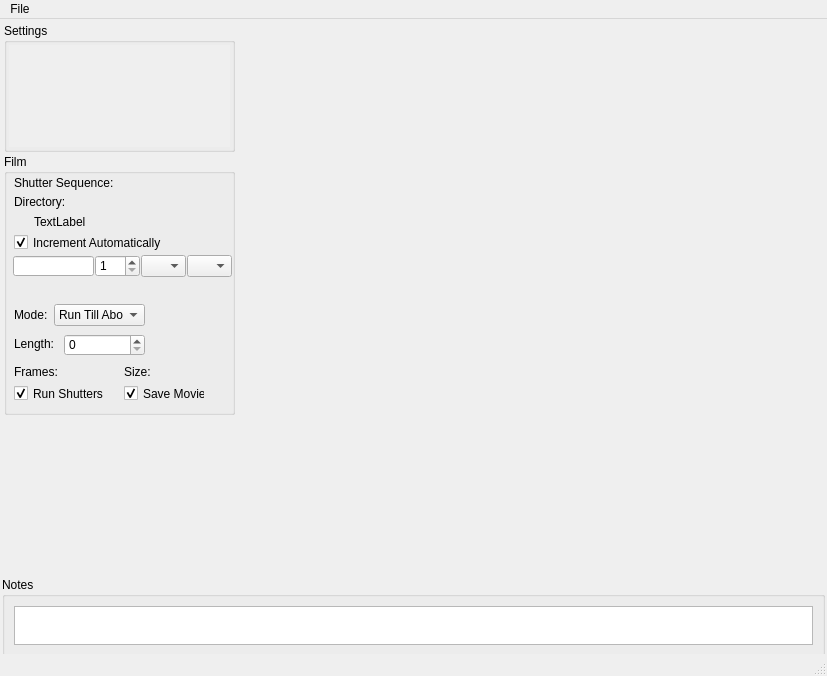
Above: hal4000/qtdesigner/hal4000.ui from ZhuangLab/storm-control before the change. Below: the same form after it.
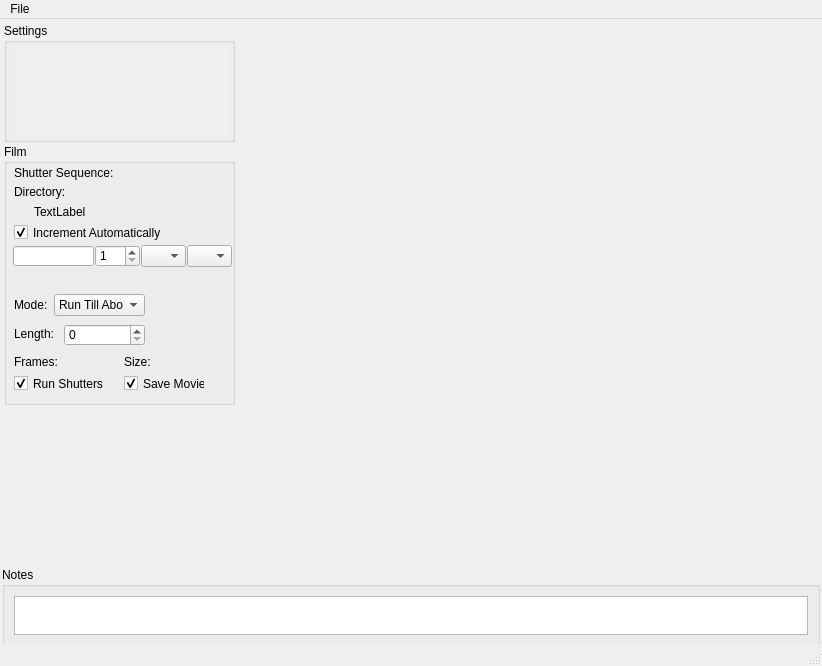
That is the form after the change. Icons and pictures are not drawn.

Commit message: Fix bug in IdleActive caused by a class variable having the same name as a class method. Change camera-display.ui so that encompassing frame is the right size & that the cameraScrollArea is 512 x 512. Change hal4000.ui so that cameraFrame is the right size for camera-display.ui. Remove cameraFrameWidget.

```diff
--- a/hal4000/qtdesigner/hal4000.ui
+++ b/hal4000/qtdesigner/hal4000.ui
@@ -6,8 +6,8 @@
    <rect>
     <x>0</x>
     <y>0</y>
-    <width>827</width>
-    <height>676</height>
+    <width>822</width>
+    <height>661</height>
    </rect>
   </property>
   <property name="sizePolicy">
@@ -152,8 +152,8 @@
                  <rect>
                   <x>0</x>
                   <y>0</y>
-                  <width>225</width>
-                  <height>110</height>
+                  <width>223</width>
+                  <height>98</height>
                  </rect>
                 </property>
                </widget>
@@ -501,33 +501,6 @@
         </widget>
        </item>
        <item>
-        <widget class="QWidget" name="cameraFrameWidget" native="true">
-         <property name="sizePolicy">
-          <sizepolicy hsizetype="Preferred" vsizetype="Preferred">
-           <horstretch>0</horstretch>
-           <verstretch>0</verstretch>
-          </sizepolicy>
-         </property>
-         <property name="minimumSize">
-          <size>
-           <width>580</width>
-           <height>549</height>
-          </size>
-         </property>
-         <property name="maximumSize">
-          <size>
-           <width>10000</width>
-           <height>10000</height>
-          </size>
-         </property>
-         <layout class="QVBoxLayout" name="verticalLayout_3">
-          <property name="spacing">
-           <number>0</number>
-          </property>
-          <property name="margin">
-           <number>0</number>
-          </property>
-          <item>
            <widget class="QFrame" name="cameraFrame">
             <property name="sizePolicy">
              <sizepolicy hsizetype="Preferred" vsizetype="Preferred">
@@ -537,8 +510,8 @@
             </property>
             <property name="minimumSize">
              <size>
-              <width>586</width>
-              <height>545</height>
+           <width>581</width>
+           <height>539</height>
              </size>
             </property>
             <property name="maximumSize">
@@ -558,9 +531,6 @@
          </layout>
         </widget>
        </item>
-      </layout>
-     </widget>
-    </item>
     <item>
      <widget class="QWidget" name="notesRecordWidget" native="true">
       <property name="minimumSize">
@@ -641,8 +611,8 @@
     <rect>
      <x>0</x>
      <y>0</y>
-     <width>827</width>
-     <height>21</height>
+     <width>822</width>
+     <height>18</height>
     </rect>
    </property>
    <widget class="QMenu" name="menuFile">
```
Lines whose indentation alone changed are shown as unchanged. The commit also changes 2 other files.
